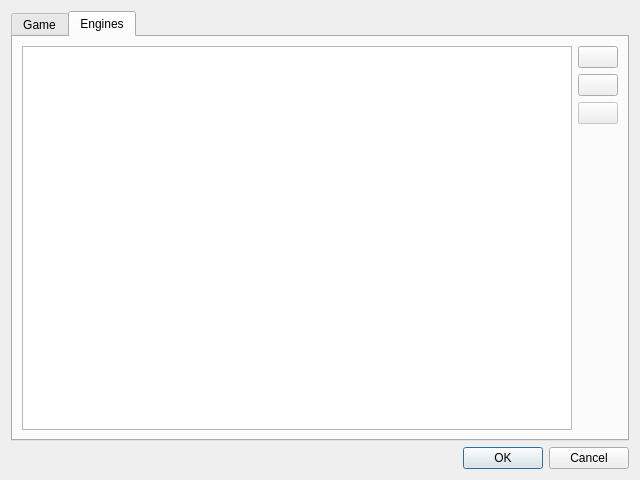
xnscdev/chessgui, file settingsdialog.ui: the form before one commit.
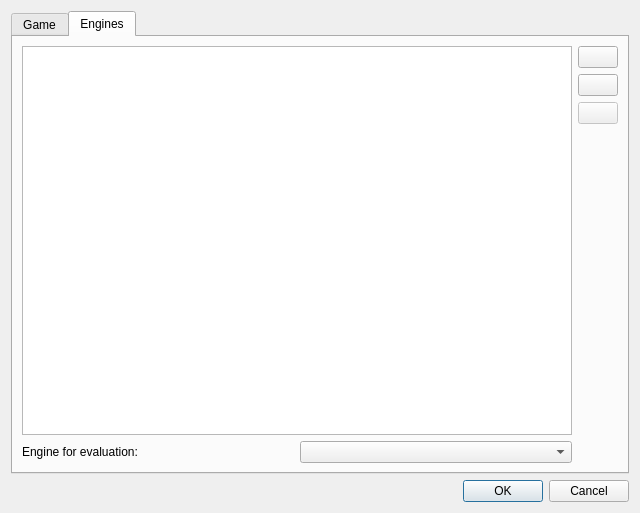
The form after the commit. The open tabs and pages were chosen to show the change.

Commit message: Use dialog for adding engines

Diff of the .ui file:
```diff
--- a/settingsdialog.ui
+++ b/settingsdialog.ui
@@ -10,7 +10,7 @@
     <x>0</x>
     <y>0</y>
     <width>640</width>
-    <height>480</height>
+    <height>513</height>
    </rect>
   </property>
   <property name="windowTitle">
@@ -268,6 +268,8 @@
       </attribute>
       <layout class="QHBoxLayout" name="horizontalLayout">
        <item>
+        <layout class="QVBoxLayout" name="verticalLayout_5">
+         <item>
         <widget class="QTableWidget" name="enginesList">
          <property name="editTriggers">
           <set>QAbstractItemView::DoubleClicked|QAbstractItemView::EditKeyPressed|QAbstractItemView::SelectedClicked</set>
@@ -276,6 +278,22 @@
           <number>0</number>
          </property>
         </widget>
+         </item>
+         <item>
+          <layout class="QHBoxLayout" name="horizontalLayout_3">
+           <item>
+            <widget class="QLabel" name="label_5">
+             <property name="text">
+              <string>Engine for evaluation:</string>
+             </property>
+            </widget>
+           </item>
+           <item>
+            <widget class="QComboBox" name="evalEngineBox"/>
+           </item>
+          </layout>
+         </item>
+        </layout>
        </item>
        <item>
         <layout class="QVBoxLayout" name="verticalLayout_2">
```
Left out of the diff: 5 changed lines with no effect on the pictures. Lines whose indentation alone changed are shown as unchanged. The commit also changes 5 other files.
